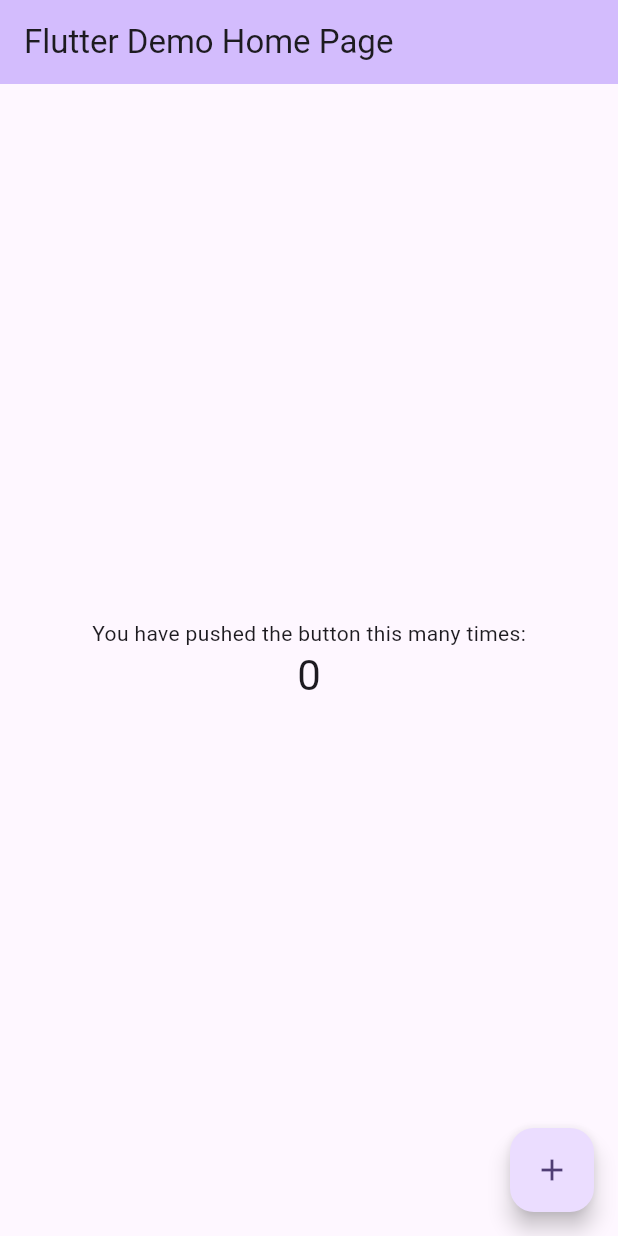
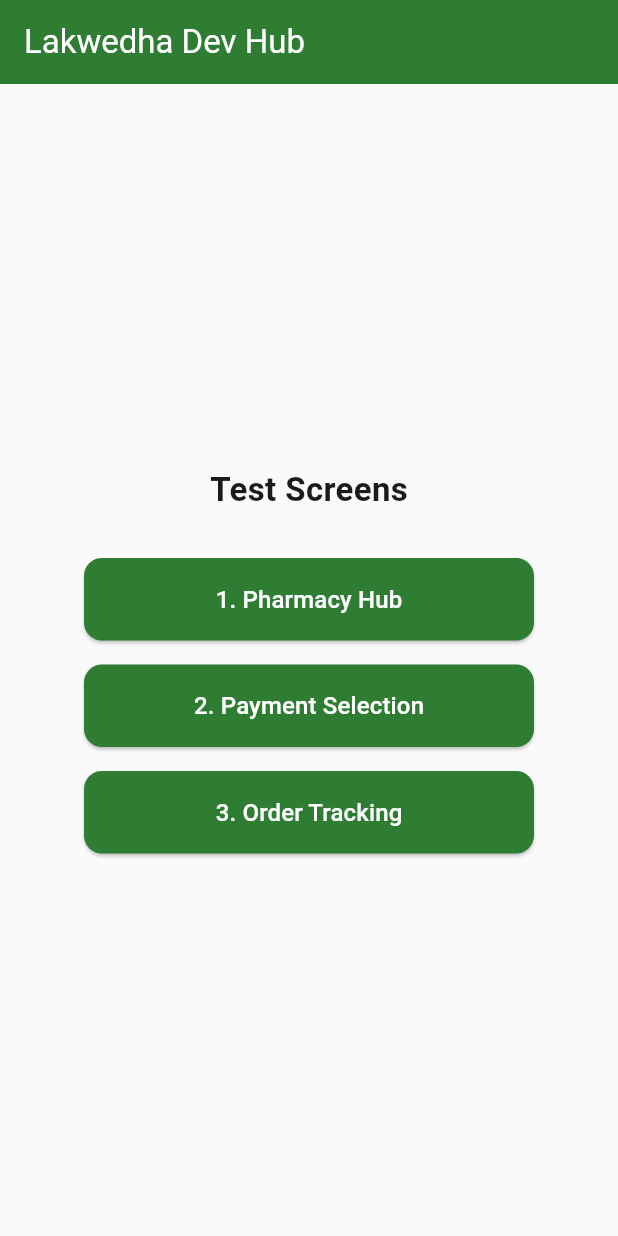
Before and after one commit to GovinduDandeniya/Lakwedha, a Flutter app: the screen it shows after launch, on a phone screen of 412 x 824 dp. Run offline on Flutter 3.47's test engine with Material 3 defaults, Android fonts, the phone set to English and light mode, and no system bars; our stand-ins replace dio, flutter_animate, flutter_riverpod, flutter_secure_storage, logger, shimmer; missing offline and left inert: payhere_mobilesdk_flutter.

Commit message:
fixed pharmacy hub layout and changed dev hub router to fetch real order id

```diff
--- a/mobile/lib/main.dart
+++ b/mobile/lib/main.dart
@@ -1,122 +1,148 @@
 import 'package:flutter/material.dart';
+import 'package:flutter_riverpod/flutter_riverpod.dart';
+import 'package:ravana_app/src/screens/pharmacy_hub_screen.dart';
+import 'package:ravana_app/src/screens/payment_selection_screen.dart';
+import 'package:ravana_app/src/screens/order_tracking_screen.dart';
+import 'package:ravana_app/src/core/api_client.dart';
+
+// ---------------------------------------------------------------
+// TEMPORARY SUPER ROUTER — DO NOT COMMIT
+// Used for testing all screens on the Chrome/iPhone sequentially.
+// ---------------------------------------------------------------
 
 void main() {
-  runApp(const MyApp());
+  // Catch & display framework-level errors instead of silently crashing
+  FlutterError.onError = (FlutterErrorDetails details) {
+    FlutterError.presentError(details);
+  };
+
+  runApp(
+    const ProviderScope(
+      child: LakwedhaTestApp(),
+    ),
+  );
 }
 
-class MyApp extends StatelessWidget {
-  const MyApp({super.key});
+class LakwedhaTestApp extends StatelessWidget {
+  const LakwedhaTestApp({super.key});
 
-  // This widget is the root of your application.
   @override
   Widget build(BuildContext context) {
     return MaterialApp(
-      title: 'Flutter Demo',
+      title: 'Lakwedha — Test Mode',
+      debugShowCheckedModeBanner: true,
       theme: ThemeData(
-        // This is the theme of your application.
-        //
-        // TRY THIS: Try running your application with "flutter run". You'll see
-        // the application has a purple toolbar. Then, without quitting the app,
-        // try changing the seedColor in the colorScheme below to Colors.green
-        // and then invoke "hot reload" (save your changes or press the "hot
-        // reload" button in a Flutter-supported IDE, or press "r" if you used
-        // the command line to start the app).
-        //
-        // Notice that the counter didn't reset back to zero; the application
-        // state is not lost during the reload. To reset the state, use hot
-        // restart instead.
-        //
-        // This works for code too, not just values: Most code changes can be
-        // tested with just a hot reload.
-        colorScheme: ColorScheme.fromSeed(seedColor: Colors.deepPurple),
+        colorScheme: ColorScheme.fromSeed(seedColor: const Color(0xFF2E7D32)),
+        useMaterial3: true,
       ),
-      home: const MyHomePage(title: 'Flutter Demo Home Page'),
+      home: const TestNavigationHub(),
     );
   }
 }
 
-class MyHomePage extends StatefulWidget {
-  const MyHomePage({super.key, required this.title});
-
-  // This widget is the home page of your application. It is stateful, meaning
-  // that it has a State object (defined below) that contains fields that affect
-  // how it looks.
-
-  // This class is the configuration for the state. It holds the values (in this
-  // case the title) provided by the parent (in this case the App widget) and
-  // used by the build method of the State. Fields in a Widget subclass are
-  // always marked "final".
-
-  final String title;
+class TestNavigationHub extends ConsumerWidget {
+  const TestNavigationHub({super.key});
 
   @override
-  State<MyHomePage> createState() => _MyHomePageState();
-}
-
-class _MyHomePageState extends State<MyHomePage> {
-  int _counter = 0;
-
-  void _incrementCounter() {
-    setState(() {
-      // This call to setState tells the Flutter framework that something has
-      // changed in this State, which causes it to rerun the build method below
-      // so that the display can reflect the updated values. If we changed
-      // _counter without calling setState(), then the build method would not be
-      // called again, and so nothing would appear to happen.
-      _counter++;
-    });
-  }
-
-  @override
-  Widget build(BuildContext context) {
-    // This method is rerun every time setState is called, for instance as done
-    // by the _incrementCounter method above.
-    //
-    // The Flutter framework has been optimized to make rerunning build methods
-    // fast, so that you can just rebuild anything that needs updating rather
-    // than having to individually change instances of widgets.
+  Widget build(BuildContext context, WidgetRef ref) {
     return Scaffold(
+      backgroundColor: const Color(0xFFFAFAFA),
       appBar: AppBar(
-        // TRY THIS: Try changing the color here to a specific color (to
-        // Colors.amber, perhaps?) and trigger a hot reload to see the AppBar
-        // change color while the other colors stay the same.
-        backgroundColor: Theme.of(context).colorScheme.inversePrimary,
-        // Here we take the value from the MyHomePage object that was created by
-        // the App.build method, and use it to set our appbar title.
-        title: Text(widget.title),
+        title: const Text('Lakwedha Dev Hub'),
+        backgroundColor: const Color(0xFF2E7D32),
+        foregroundColor: Colors.white,
       ),
       body: Center(
-        // Center is a layout widget. It takes a single child and positions it
-        // in the middle of the parent.
         child: Column(
-          // Column is also a layout widget. It takes a list of children and
-          // arranges them vertically. By default, it sizes itself to fit its
-          // children horizontally, and tries to be as tall as its parent.
-          //
-          // Column has various properties to control how it sizes itself and
-          // how it positions its children. Here we use mainAxisAlignment to
-          // center the children vertically; the main axis here is the vertical
-          // axis because Columns are vertical (the cross axis would be
-          // horizontal).
-          //
-          // TRY THIS: Invoke "debug painting" (choose the "Toggle Debug Paint"
-          // action in the IDE, or press "p" in the console), to see the
-          // wireframe for each widget.
           mainAxisAlignment: MainAxisAlignment.center,
-          children: <Widget>[
-            const Text('You have pushed the button this many times:'),
-            Text(
-              '$_counter',
-              style: Theme.of(context).textTheme.headlineMedium,
+          children: [
+            const Text(
+              'Test Screens',
+              style: TextStyle(fontSize: 22, fontWeight: FontWeight.bold),
+            ),
+            const SizedBox(height: 30),
+            _NavButton(
+              label: '1. Pharmacy Hub',
+              onTap: () => Navigator.push(
+                context,
+                MaterialPageRoute(builder: (_) => const PharmacyHubScreen()),
+              ),
+            ),
+            const SizedBox(height: 16),
+            _NavButton(
+              label: '2. Payment Selection',
+              onTap: () async {
+                try {
+                  final dio = ref.read(dioProvider);
+                  final res = await dio.get('/orders');
+                  final orders = res.data['data'] as List;
+                  if (orders.isEmpty) return;
+                  final realId = orders.first['_id'].toString();
+
+                  if (context.mounted) {
+                    Navigator.push(
+                      context,
+                      MaterialPageRoute(
+                        builder: (_) => PaymentSelectionScreen(orderId: realId),
+                      ),
+                    );
+                  }
+                } catch (e) {
+                  debugPrint('Failed to fetch orders: $e');
+                }
+              },
+            ),
+            const SizedBox(height: 16),
+            _NavButton(
+              label: '3. Order Tracking',
+              onTap: () async {
+                try {
+                  final dio = ref.read(dioProvider);
+                  final res = await dio.get('/orders');
+                  final orders = res.data['data'] as List;
+                  if (orders.isEmpty) return;
+                  final realId = orders.first['_id'].toString();
+
+                  if (context.mounted) {
+                    Navigator.push(
+                      context,
+                      MaterialPageRoute(
+                        builder: (_) => OrderTrackingScreen(orderId: realId),
+                      ),
+                    );
+                  }
+                } catch (e) {
+                  debugPrint('Failed to fetch orders: $e');
+                }
+              },
             ),
           ],
         ),
       ),
-      floatingActionButton: FloatingActionButton(
-        onPressed: _incrementCounter,
-        tooltip: 'Increment',
-        child: const Icon(Icons.add),
-      ), // This trailing comma makes auto-formatting nicer for build methods.
     );
   }
 }
+
+class _NavButton extends StatelessWidget {
+  final String label;
+  final VoidCallback onTap;
+
+  const _NavButton({required this.label, required this.onTap});
+
+  @override
+  Widget build(BuildContext context) {
+    return SizedBox(
+      width: 300,
+      child: ElevatedButton(
+        onPressed: onTap,
+        style: ElevatedButton.styleFrom(
+          backgroundColor: const Color(0xFF2E7D32),
+          foregroundColor: Colors.white,
+          padding: const EdgeInsets.symmetric(vertical: 16),
+          shape: RoundedRectangleBorder(borderRadius: BorderRadius.circular(12)),
+        ),
+        child: Text(label, style: const TextStyle(fontSize: 16)),
+      ),
+    );
+  }
+}
```
Also changed, not shown: mobile/lib/src/screens/pharmacy_hub_screen.dart (+73 -35 lines).
